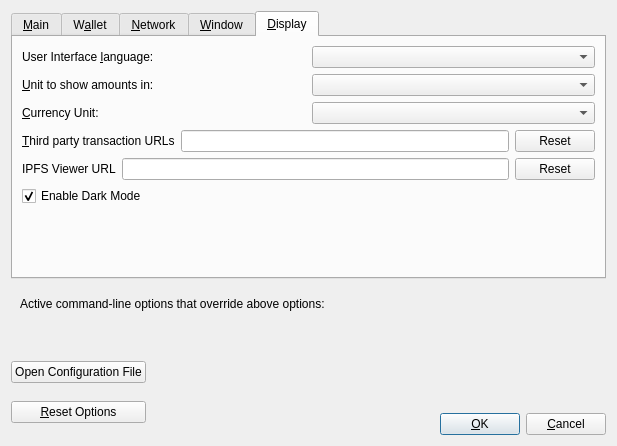
Above: src/qt/forms/optionsdialog.ui from AvianNetwork/Avian before the change. Below: the same form after it.
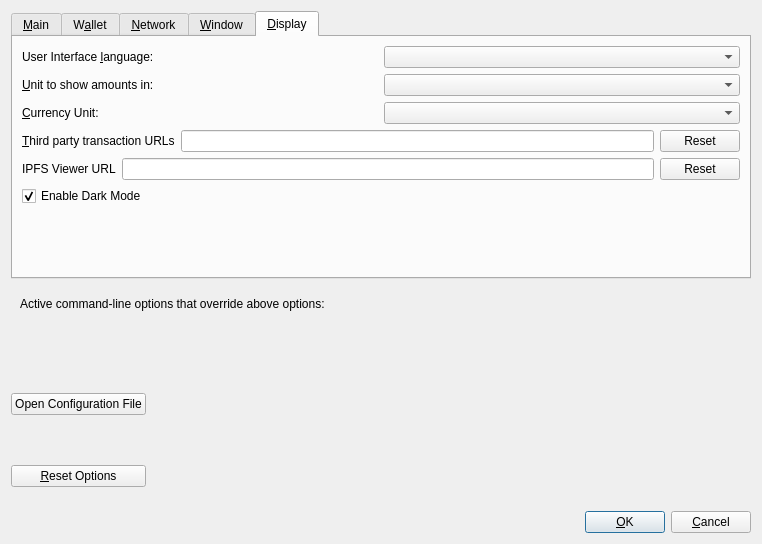
That is the form after the change. The open tabs and pages were chosen to show the change. Icons and pictures are not drawn. Custom widgets are drawn as their Qt base class.

```diff
--- a/src/qt/forms/optionsdialog.ui
+++ b/src/qt/forms/optionsdialog.ui
@@ -6,10 +6,16 @@
    <rect>
     <x>0</x>
     <y>0</y>
-    <width>617</width>
-    <height>446</height>
+    <width>762</width>
+    <height>544</height>
    </rect>
   </property>
+  <property name="sizePolicy">
+   <sizepolicy hsizetype="Fixed" vsizetype="Fixed">
+    <horstretch>0</horstretch>
+    <verstretch>0</verstretch>
+   </sizepolicy>
+  </property>
   <property name="windowTitle">
    <string>Options</string>
   </property>
@@ -625,6 +631,12 @@
            <property name="toolTip">
             <string>Choose the default subdivision unit to show in the interface and when sending coins.</string>
            </property>
+           <property name="maxCount">
+            <number>1000</number>
+           </property>
+           <property name="sizeAdjustPolicy">
+            <enum>QComboBox::AdjustToContents</enum>
+           </property>
           </widget>
          </item>
         </layout>
@@ -649,6 +661,12 @@
            <property name="toolTip">
             <string>Choose which currency to display the realtime value of AVN in (ie: BTC/AVN).</string>
            </property>
+           <property name="maxCount">
+            <number>1000</number>
+           </property>
+           <property name="sizeAdjustPolicy">
+            <enum>QComboBox::AdjustToContents</enum>
+           </property>
           </widget>
          </item>
         </layout>
```
